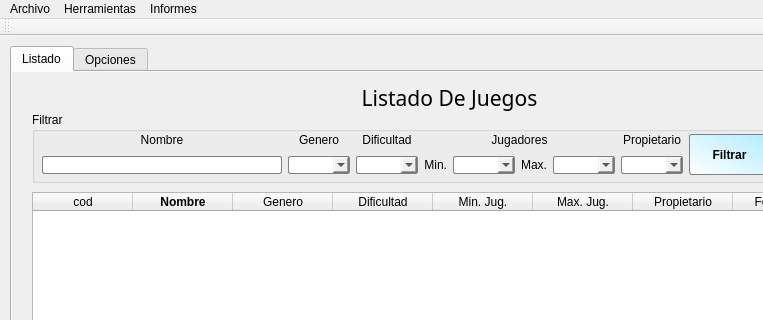
First picture: the form in Proyecto Python/UiPrincipal.ui, repository arlumno/DI-BibliotecaJuegos, before the edit; both pictures show x 0 to 763 and y 0 to 320 of the 900 by 675 pixel window.
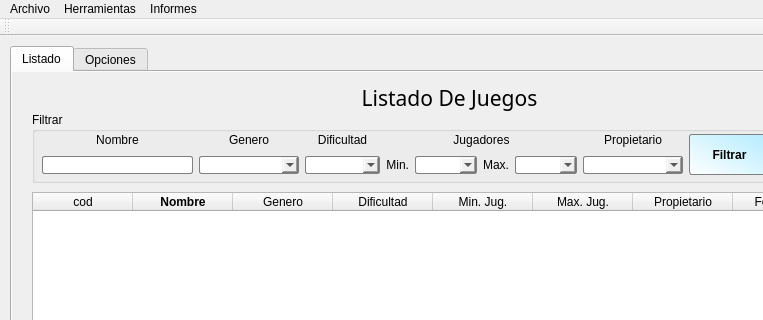
Second picture: the form after the edit. Icons and pictures are not drawn.

Diff of the .ui file:
```diff
--- a/Proyecto Python/UiPrincipal.ui
+++ b/Proyecto Python/UiPrincipal.ui
@@ -258,7 +258,14 @@
            </widget>
           </item>
           <item>
-           <widget class="QComboBox" name="cbGenero"/>
+           <widget class="QComboBox" name="cbGenero">
+            <property name="minimumSize">
+             <size>
+              <width>100</width>
+              <height>0</height>
+             </size>
+            </property>
+           </widget>
           </item>
          </layout>
         </item>
@@ -275,7 +282,14 @@
            </widget>
           </item>
           <item>
-           <widget class="QComboBox" name="cbDificultad"/>
+           <widget class="QComboBox" name="cbDificultad">
+            <property name="minimumSize">
+             <size>
+              <width>75</width>
+              <height>0</height>
+             </size>
+            </property>
+           </widget>
           </item>
          </layout>
         </item>
@@ -307,7 +321,7 @@
              <widget class="QComboBox" name="cbMinJugadores">
               <property name="minimumSize">
                <size>
-                <width>40</width>
+                <width>35</width>
                 <height>0</height>
                </size>
               </property>
@@ -327,7 +341,7 @@
              <widget class="QComboBox" name="cbMaxJugadores">
               <property name="minimumSize">
                <size>
-                <width>40</width>
+                <width>35</width>
                 <height>0</height>
                </size>
               </property>
@@ -350,7 +364,14 @@
            </widget>
           </item>
           <item>
-           <widget class="QComboBox" name="cbPropietario"/>
+           <widget class="QComboBox" name="cbPropietario">
+            <property name="minimumSize">
+             <size>
+              <width>100</width>
+              <height>0</height>
+             </size>
+            </property>
+           </widget>
           </item>
          </layout>
         </item>
```
